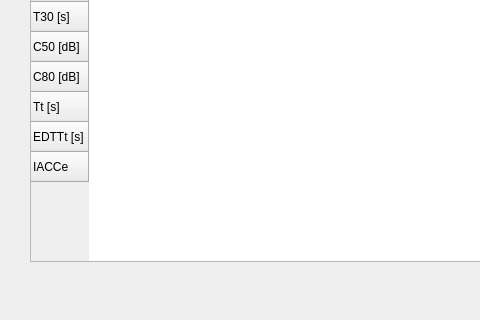
Before: the Qt Designer form gui/gui_main.ui in juanmartinvk/VKNG2, drawn with Qt 5; both pictures show x 0 to 480 and y 429 to 749 of the 845 by 749 pixel window.
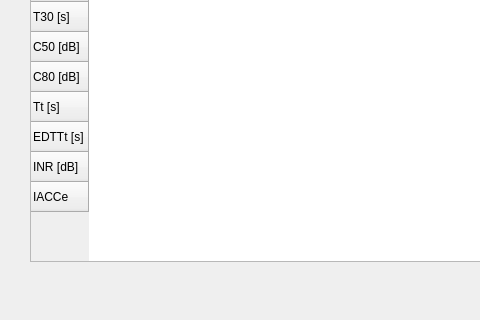
After: the same form once the commit is applied. Custom widgets are drawn as their Qt base class.

Commit message: Added INR parameter. Fixed normalization bug.

Diff of the .ui file:
```diff
--- a/gui/gui_main.ui
+++ b/gui/gui_main.ui
@@ -58,6 +58,11 @@
       <string>EDTTt [s]</string>
      </property>
     </row>
+    <row>
+     <property name="text">
+      <string>INR [dB]</string>
+     </property>
+    </row>
     <row>
      <property name="text">
       <string>IACCe</string>
```
Left out of the diff: 2 changed lines with no effect on the pictures. The commit also changes 2 other files.
